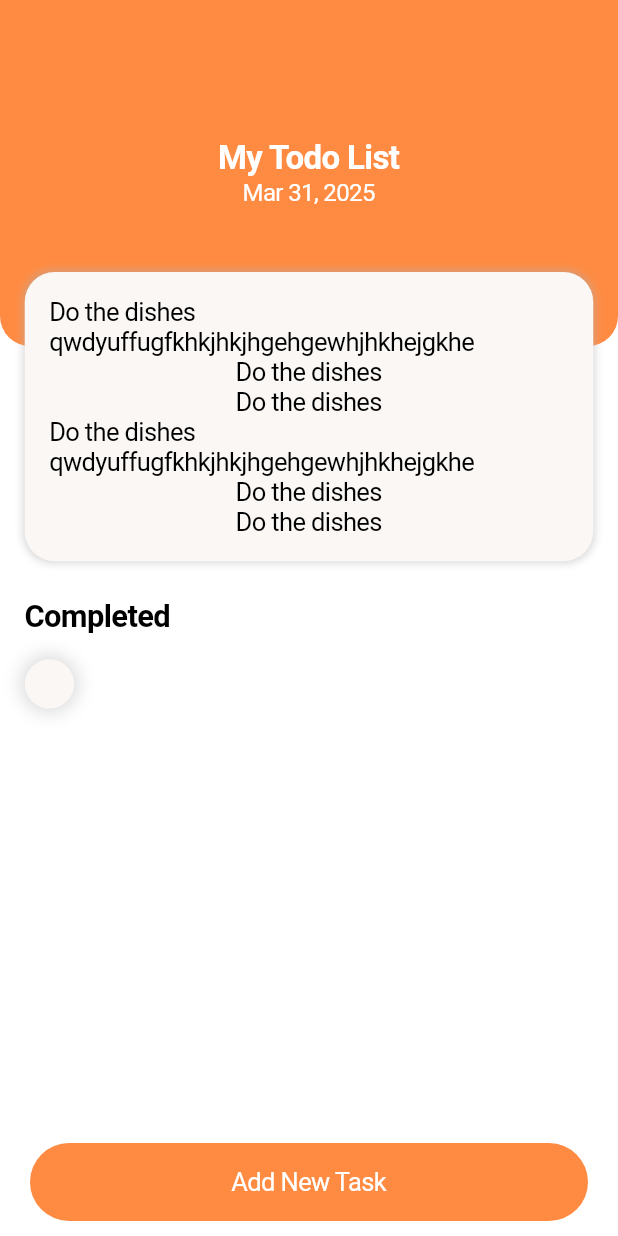
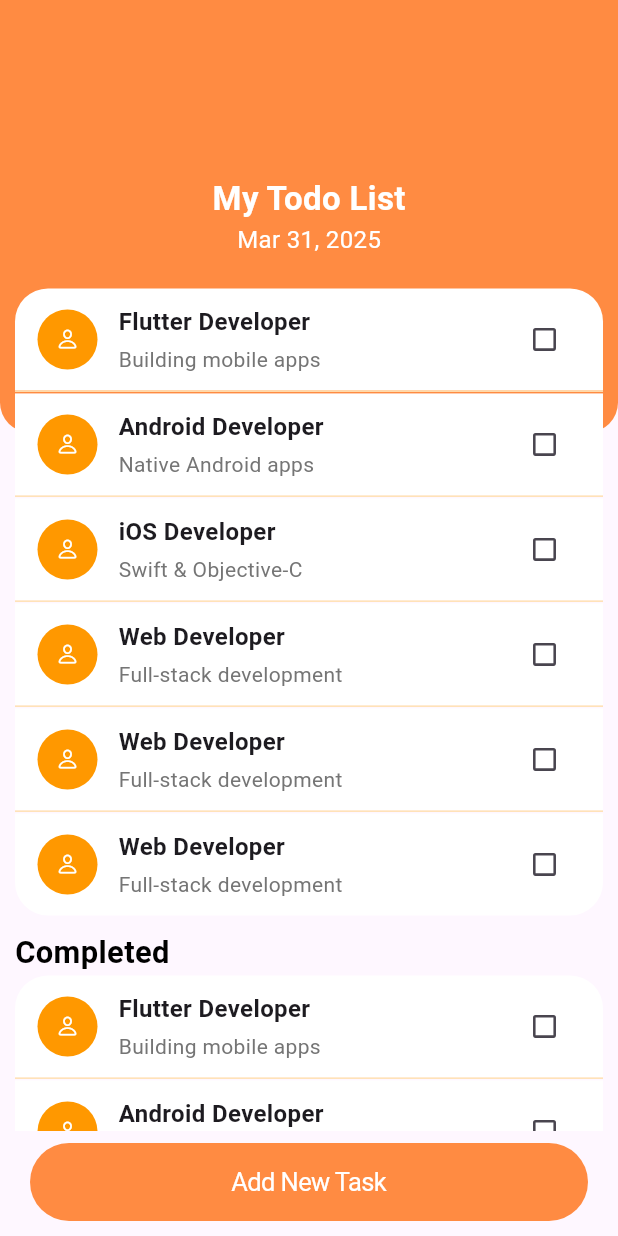
Before and after one commit to TushalKaklottar/todo_list_app, a Flutter app: the screen it shows after launch, on a phone screen of 412 x 824 dp. Run offline on Flutter 3.47's test engine with Material 3 defaults, Android fonts, the phone set to English and light mode, and no system bars; our stand-ins replace get.

Commit message:
Initial commit

```diff
--- a/lib/app/modules/home/home_view.dart
+++ b/lib/app/modules/home/home_view.dart
@@ -4,19 +4,56 @@ import 'package:todo_list_app/app/core/colors.dart';
 import 'package:get/get.dart';
 import 'package:todo_list_app/app/modules/home/home_controller.dart';
 
-class HomeView extends StatelessWidget {
+class HomeView extends StatefulWidget {
   const HomeView({super.key});
 
   @override
+  State<HomeView> createState() => _HomeViewState();
+}
+
+class _HomeViewState extends State<HomeView> {
+  List<Map<String, dynamic>> items = [
+    {
+      "title": "Flutter Developer",
+      "subtitle": "Building mobile apps",
+      "isChecked": false,
+    },
+    {
+      "title": "Android Developer",
+      "subtitle": "Native Android apps",
+      "isChecked": false,
+    },
+    {
+      "title": "iOS Developer",
+      "subtitle": "Swift & Objective-C",
+      "isChecked": false,
+    },
+    {
+      "title": "Web Developer",
+      "subtitle": "Full-stack development",
+      "isChecked": false,
+    },
+    {
+      "title": "Web Developer",
+      "subtitle": "Full-stack development",
+      "isChecked": false,
+    },
+    {
+      "title": "Web Developer",
+      "subtitle": "Full-stack development",
+      "isChecked": false,
+    },
+  ];
+  @override
   Widget build(BuildContext context) {
     final HomeController homeController = Get.put(HomeController());
-    return CupertinoPageScaffold(
-      child: Stack(
+    return Scaffold(
+      body: Stack(
         children: [
           Column(
             children: [
               Container(
-                height: Get.height * 0.28,
+                height: Get.height * 0.35,
                 width: double.infinity,
                 padding: const EdgeInsets.symmetric(vertical: 20),
                 decoration: BoxDecoration(
@@ -58,41 +95,43 @@ class HomeView extends StatelessWidget {
             bottom: 70,
             child: SingleChildScrollView(
               physics: BouncingScrollPhysics(),
-              child: Padding(
-                padding: EdgeInsets.symmetric(horizontal: Get.width * 0.04),
               child: Column(
+                children: [
+                  Padding(
+                    padding: EdgeInsets.all(10),
+                    child: ListView.separated(
+                      shrinkWrap: true,
+                      physics: NeverScrollableScrollPhysics(),
+                      itemCount: items.length,
+                      itemBuilder: (context, index) {
+                        return ListTileCustom(
+                          title: items[index]['title'],
+                          subtitle: items[index]['subtitle'],
+                          isChecked: items[index]['isChecked'],
+                          onChanged: (value) {
+                            setState(() {
+                              items[index]['isChecked'] = value;
+                            });
+                          },
+                          isFirst: index == 0,
+                          isLast: index == items.length - 1,
+                        );
+                      },
+                      separatorBuilder:
+                          (context, index) => Divider(
+                            color: Colors.orange.shade100,
+                            thickness: 1,
+                            height: 1,
+                          ),
+                    ),
+                  ),
+                  Column(
+                    mainAxisAlignment: MainAxisAlignment.start,
                     crossAxisAlignment: CrossAxisAlignment.start,
                     children: [
-                    Container(
-                      padding: EdgeInsets.all(Get.width * 0.04),
-                      decoration: BoxDecoration(
-                        color: AppColors.blushOrange,
-                        borderRadius: BorderRadius.circular(20),
-                        boxShadow: [
-                          BoxShadow(
-                            color: CupertinoColors.systemGrey2.withOpacity(0.5),
-                            blurRadius: 4,
-                            spreadRadius: 1,
-                          ),
-                        ],
-                      ),
-                      child: Column(
-                        children: [
-                          Text(
-                            "Do the dishes qwdyuffugfkhkjhkjhgehgewhjhkhejgkhe",
-                          ),
-                          Text("Do the dishes"),
-                          Text("Do the dishes"),
-                          Text(
-                            "Do the dishes qwdyuffugfkhkjhkjhgehgewhjhkhejgkhe",
-                          ),
-                          Text("Do the dishes"),
-                          Text("Do the dishes"),
-                        ],
-                      ),
-                    ),
-                    SizedBox(height: Get.height * 0.03),
-                    Text(
+                      Padding(
+                        padding: const EdgeInsets.only(left: 10),
+                        child: Text(
                           "Completed",
                           style: TextStyle(
                             fontSize: Get.width * 0.05,
@@ -100,30 +139,42 @@ class HomeView extends StatelessWidget {
                             color: CupertinoColors.black,
                           ),
                         ),
-                    SizedBox(height: Get.height * 0.02),
-                    Container(
-                      padding: EdgeInsets.all(Get.width * 0.04),
-                      decoration: BoxDecoration(
-                        color: AppColors.blushOrange,
-                        borderRadius: BorderRadius.circular(20),
-                        boxShadow: [
-                          BoxShadow(
-                            color: CupertinoColors.systemGrey2.withOpacity(0.5),
-                            blurRadius: 10,
-                            spreadRadius: 2,
                       ),
-                        ],
+                      Padding(
+                        padding: EdgeInsets.only(
+                          left: 10,
+                          right: 10,
+                          bottom: 5,
                         ),
-                      child: Column(
-                        // bhai tum samjte hyu nahi ho
-                        // koi alag widget ya kuch bhi mat banao
-                        // sirt ae container ke child 3 item vali custom list code add karo
-                        // jo custom honi chahye
-                        // list ke item me icon ,tittle , subtittle aur check box add karo aur do item ke bich divider
+                        child: ListView.separated(
+                          shrinkWrap: true,
+                          physics: NeverScrollableScrollPhysics(),
+                          itemCount: items.length,
+                          itemBuilder: (context, index) {
+                            return ListTileCustom(
+                              title: items[index]['title'],
+                              subtitle: items[index]['subtitle'],
+                              isChecked: items[index]['isChecked'],
+                              onChanged: (value) {
+                                setState(() {
+                                  items[index]['isChecked'] = value;
+                                });
+                              },
+                              isFirst: index == 0,
+                              isLast: index == items.length - 1,
+                            );
+                          },
+                          separatorBuilder:
+                              (context, index) => Divider(
+                                color: Colors.orange.shade100,
+                                thickness: 1,
+                                height: 1,
+                              ),
                         ),
                       ),
                     ],
                   ),
+                ],
               ),
             ),
           ),
@@ -146,3 +197,83 @@ class HomeView extends StatelessWidget {
     );
   }
 }
+
+class ListTileCustom extends StatelessWidget {
+  final String title;
+  final String subtitle;
+  final bool isChecked;
+  final ValueChanged<bool?> onChanged;
+  final bool isFirst;
+  final bool isLast;
+
+  const ListTileCustom({
+    super.key,
+    required this.title,
+    required this.subtitle,
+    required this.isChecked,
+    required this.onChanged,
+    required this.isFirst,
+    required this.isLast,
+  });
+
+  @override
+  Widget build(BuildContext context) {
+    return Padding(
+      padding: EdgeInsets.only(top: 1),
+      child: Container(
+        padding: EdgeInsets.symmetric(vertical: 10, horizontal: 15),
+        decoration: BoxDecoration(
+          color: Colors.white,
+          borderRadius: BorderRadius.only(
+            topLeft: isFirst ? Radius.circular(22) : Radius.zero,
+            topRight: isFirst ? Radius.circular(22) : Radius.zero,
+            bottomLeft: isLast ? Radius.circular(22) : Radius.zero,
+            bottomRight: isLast ? Radius.circular(22) : Radius.zero,
+          ),
+        ),
+        child: Row(
+          children: [
+            Container(
+              width: 40,
+              height: 40,
+              decoration: BoxDecoration(
+                color: Colors.orange,
+                shape: BoxShape.circle,
+              ),
+              child: Icon(
+                CupertinoIcons.person,
+                color: AppColors.white,
+                size: 16,
+              ),
+            ),
+            SizedBox(width: 14),
+            Expanded(
+              child: Column(
+                crossAxisAlignment: CrossAxisAlignment.start,
+                children: [
+                  Text(
+                    title,
+                    style: TextStyle(fontWeight: FontWeight.bold, fontSize: 16),
+                  ),
+                  SizedBox(height: 4),
+                  Text(
+                    subtitle,
+                    style: TextStyle(color: Colors.grey[600], fontSize: 14),
+                  ),
+                ],
+              ),
+            ),
+            Transform.scale(
+              scale: 0.85,
+              child: Checkbox(
+                activeColor: Colors.orange,
+                value: isChecked,
+                onChanged: onChanged,
+              ),
+            ),
+          ],
+        ),
+      ),
+    );
+  }
+}
--- a/lib/main.dart
+++ b/lib/main.dart
@@ -1,4 +1,4 @@
-import 'package:flutter/cupertino.dart';
+import 'package:flutter/material.dart';
 import 'package:get/get.dart';
 import 'app/modules/home/home_view.dart';
 
@@ -11,10 +11,10 @@ class MyApp extends StatelessWidget {
 
   @override
   Widget build(BuildContext context) {
-    return GetCupertinoApp(
-      theme: CupertinoThemeData(
+    return GetMaterialApp(
+      theme: ThemeData(
         brightness: Brightness.light,
-        barBackgroundColor: CupertinoColors.white,
+        appBarTheme: AppBarTheme(backgroundColor: Colors.white),
       ),
       debugShowCheckedModeBanner: false,
       initialRoute: '/',
```
Also changed, not shown: 1 other file. Lines whose indentation alone changed are shown as unchanged.
